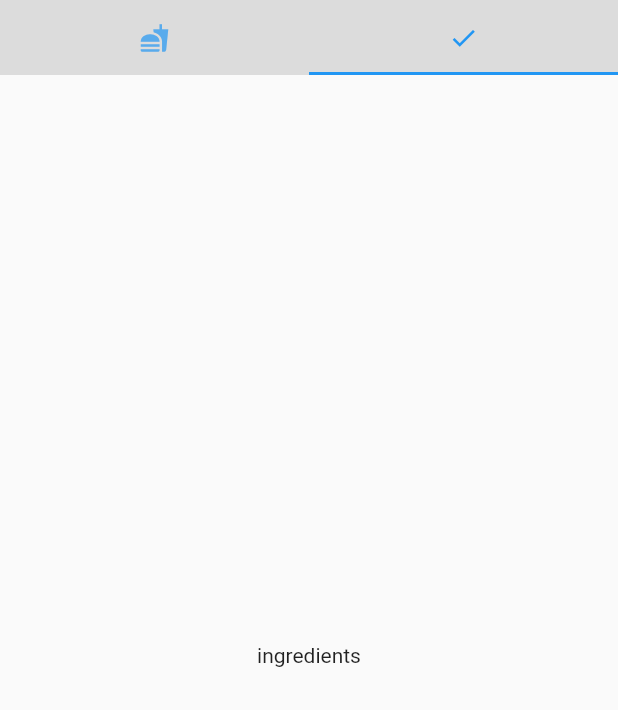
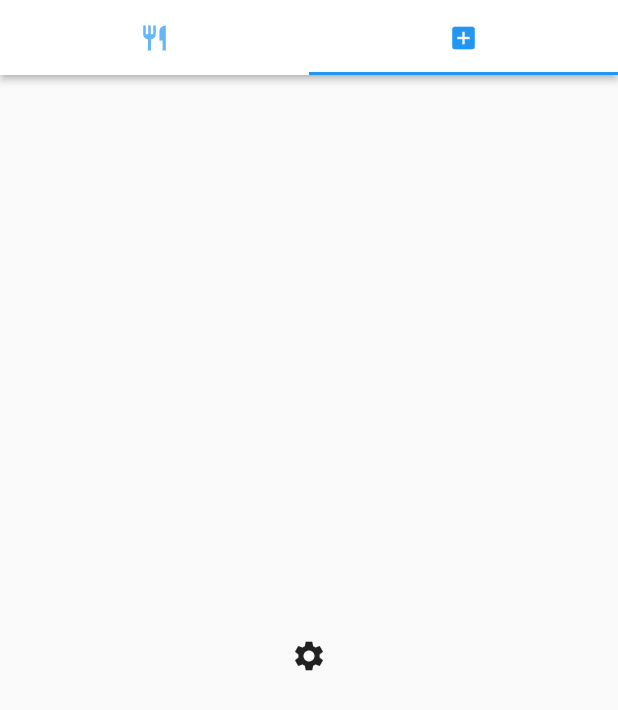
Before and after one commit to tejureddy7/recipe_app, a Flutter app: the HomeScreen screen opened directly, tab 2 chosen, on a phone screen of 412 x 824 dp. Shown: the top 710 px of the screen. Run offline on Flutter 3.47's test engine with Material 2 defaults, Android fonts, the phone set to English and light mode, and no system bars; missing offline and left inert: duration.

Commit message:
Recipes app

```diff
--- a/lib/model/recipe.dart
+++ b/lib/model/recipe.dart
@@ -1,6 +1,6 @@
 import 'package:duration/duration.dart';
 
-emum RecipeType {
+enum RecipeType {
   food,
   drink,
 }
@@ -9,8 +9,8 @@ class Recipe {
   final RecipeType type;
   final String name;
   final Duration duration;
-  final List<string> ingredients;
-  final List<string> preparation;
+  final List ingredients;
+  final List preparation;
   final String imageURL;
 
   const Recipe({
--- a/lib/ui/screens/home.dart
+++ b/lib/ui/screens/home.dart
@@ -1,9 +1,139 @@
 import 'package:flutter/material.dart';
+import 'package:recipes_app/model/recipe.dart';
+import 'package:recipes_app/ui/screens/widgets/recipe_card.dart';
+import 'package:recipes_app/utils/store.dart';
 
-class HomeScreen extends StatelessWidget {
+class HomeScreen extends StatefulWidget {
   @override
+  State<StatefulWidget> createState() => new HomeScreenState();
+}
+
+class HomeScreenState extends State<HomeScreen> {
+  // New member of the class:
+  List<Recipe> recipes = getRecipes();
+ // List<String> userFavorites = getFavoritesIDs();
+
+  // New method:
+  // Inactive widgets are going to call this method to
+  // signalize the parent widget HomeScreen to refresh the list view.
+ /* void _handleFavoritesListChanged(String recipeID) {
+    // Set new state and refresh the widget:
+    setState(() {
+      if (userFavorites.contains(recipeID)) {
+        userFavorites.remove(recipeID);
+      } else {
+        userFavorites.add(recipeID);
+      }
+    });
+  }
+*/
+  @override
+  Widget build(BuildContext context) {
+    // New method:
+    Column _buildRecipes(List<Recipe> recipesList) {
+      return Column(
+        children: <Widget>[
+          Expanded(
+            child: ListView.builder(
+              itemCount: recipesList.length,
+              itemBuilder: (BuildContext context, int index) {
+                return new RecipeCard(
+                  recipe: recipesList[index],
+
+                );
+              },
+            ),
+          ),
+        ],
+      );
+    }
+
+    const double _iconSize = 20.0;
+
+    return DefaultTabController(
+      length: 2,
+      child: Scaffold(
+        appBar: PreferredSize(
+          // We set Size equal to passed height (50.0) and infinite width:
+          preferredSize: Size.fromHeight(50.0),
+          child: AppBar(
+            backgroundColor: Colors.white,
+            elevation: 2.0,
+            bottom: TabBar(
+              labelColor: Theme.of(context).indicatorColor,
+              tabs: [
+                Tab(icon: Icon(Icons.restaurant, size: _iconSize)),
+                Tab(icon: Icon(Icons.add_box, size: _iconSize)),
+                //Tab(icon: Icon(Icons.favorite, size: _iconSize)),
+                //Tab(icon: Icon(Icons.settings, size: _iconSize)),
+              ],
+            ),
+          ),
+        ),
+        body: Padding(
+          padding: EdgeInsets.all(5.0),
+          child: TabBarView(
+            // Replace placeholders:
+            children: [
+              // Display recipes of type food:
+              _buildRecipes(recipes
+                  .where((recipe) => recipe.type == RecipeType.food)
+                  .toList()),
+              // Display recipes of type drink:
+             // _buildRecipes(recipes
+               //   .where((recipe) => recipe.type == RecipeType.drink)
+                 // .toList()),
+              // Display favorite recipes:
+             // _buildRecipes(recipes
+               //   .where((recipe) => userFavorites.contains(recipe.id))
+                //  .toList()),
+              Center(child: Icon(Icons.settings)),
+            ],
+          ),
+        ),
+      ),
+    );
+  }
+}
+
+
+/*
+import 'package:flutter/material.dart';
+import 'package:recipes_app/model/recipe.dart';
+import 'package:recipes_app/utils/store.dart';
+
+
+class HomeScreen extends StatefulWidget {
+  @override
+  State<StatefulWidget> createState() => new HomeScreenState();
+}
+  class HomeScreenState extends State<HomeScreen> {
+  List<Recipe> recipes= getRecipes();
+
+  @override
+  Widget build(BuildContext context) {
+    // TODO: implement build
+    throw UnimplementedError();
+  }
+  }
   Widget build(BuildContext context){
-    double _iconSize = 20.0;
+    Column _buildRecipes(List<Recipe> recipesList) {
+      return Column(
+        children: <Widget> [
+          Expanded(
+            child: ListView.builder(
+              itemCount: recipesList.length,
+              itemBuilder: (BuildContext context, int index) {
+                return ListTile(
+                  title: Text(recipesList[index].name),
+                );
+              },
+            ),
+          ),
+        ],
+      );
+    }
+    const double _iconSize = 20.0;
 
     return DefaultTabController(
       length: 2,
@@ -24,17 +154,24 @@ class HomeScreen extends StatelessWidget {
         ),
 
         body: Padding(
-          padding: EdgeInsets.all(6.0),
+          padding: EdgeInsets.all(5.0),
           child: TabBarView(
-            children: <Widget>[
-              Center(child: Text('recipes')),
-              Center(child: Text('ingredients')),
+            // Replace placeholders:
+            children: [
+              // Display recipes of type food:
+              _buildRecipes(recipes
+                  .where((recipe) => recipe.type == RecipeType.food)
+                  .toList()),
+              // Display recipes of type drink:
+              _buildRecipes(recipes
+                  .where((recipe) => recipe.type == RecipeType.drink)
+                  .toList()),
 
+              Center(child: Icon(Icons.settings)),
             ],
-
           ),
         ),
       ),
     );
   }
-}
+*/
--- a/lib/utils/store.dart
+++ b/lib/utils/store.dart
@@ -5,23 +5,29 @@ List<Recipe> getRecipes() {
     Recipe(
       id: '0',
       type: RecipeType.food,
-      name: 'Oatmeal with Fruits',
+      name: 'French toast',
       duration: Duration(minutes: 15),
       ingredients: [
-        '100g of oats',
-        '100ml of milk',
-        'Fruits of your choice',
-        'Honey',
+        '4 eggs',
+
+        '2 tablenspoons of sugar',
+        '4 tablespoons of butter',
+        '1/4 cup milk',
+        '1/2 teaspoon vanilla extract',
+        '8slices of bread',
+        '1/2 cup maple syrup',
+        'ground nutmeg',
         'Cinnamon',
       ],
       preparation: [
-        'Step 1',
-        'Step 2',
+        'Step 1 - In a small bowl, combine cinnamon, nutmeg, and sugar and set aside briefly',
+        'Step 2-  In a 10-inch or 12-inch skillet, melt butter over medium heat. Whisk together cinnamon mixture, eggs, milk, and vanilla and pour into a shallow container such as a pie plate. Dip bread in egg mixture. Fry slices until golden brown, then flip to cook the other side. Serve with syrup.',
         'Step 3',
       ],
       imageURL:
       'https://images.unsplash.com/photo-1517673400267-0251440c45dc?ixlib=rb-0.3.5&ixid=eyJhcHBfaWQiOjEyMDd9&s=f197f4922b3f26ed3f4e3e66a113b67b&auto=format&fit=crop&w=1050&q=80',
     ),
+
     Recipe(
       id: '1',
       type: RecipeType.food,
@@ -43,6 +49,9 @@ List<Recipe> getRecipes() {
       imageURL:
       'https://images.unsplash.com/photo-1517741991040-91338b176129?ixlib=rb-0.3.5&ixid=eyJhcHBfaWQiOjEyMDd9&s=f65c4032c1b3131f829d464fb979f5e8&auto=format&fit=crop&w=675&q=80',
     ),
+  ];
+}
+  /*
     Recipe(
       id: '2',
       type: RecipeType.drink,
@@ -62,7 +71,7 @@ List<Recipe> getRecipes() {
       imageURL:
       'https://images.unsplash.com/photo-1506802913710-40e2e66339c9?ixlib=rb-0.3.5&ixid=eyJhcHBfaWQiOjEyMDd9&s=c8ffc5bbb3719b5a46ee703acb0a0ac5&auto=format&fit=crop&w=634&q=80',
     ),
-    Recipe(
+    Recipe(``
       id: '3',
       type: RecipeType.drink,
       name: 'Blueberry Smoothie',
@@ -91,3 +100,5 @@ List<String> getFavoritesIDs() {
     '3',
   ];
 }
+
+*/
--- a/pubspec.yaml
+++ b/pubspec.yaml
@@ -23,15 +23,19 @@ environment:
 dependencies:
   flutter:
     sdk: flutter
+  duration: ^2.0.0
+  cupertino_icons: ^0.1.2
+
 
 
   # The following adds the Cupertino Icons font to your application.
   # Use with the CupertinoIcons class for iOS style icons.
-  cupertino_icons: ^0.1.3
+
 
 dev_dependencies:
   flutter_test:
     sdk: flutter
+
 
 # For information on the generic Dart part of this file, see the
 # following page: https://dart.dev/tools/pub/pubspec
```
Also changed, not shown: lib/ui/screens/widgets/recipe_card.dart (added, +41 -0 lines), pubspec.lock.
